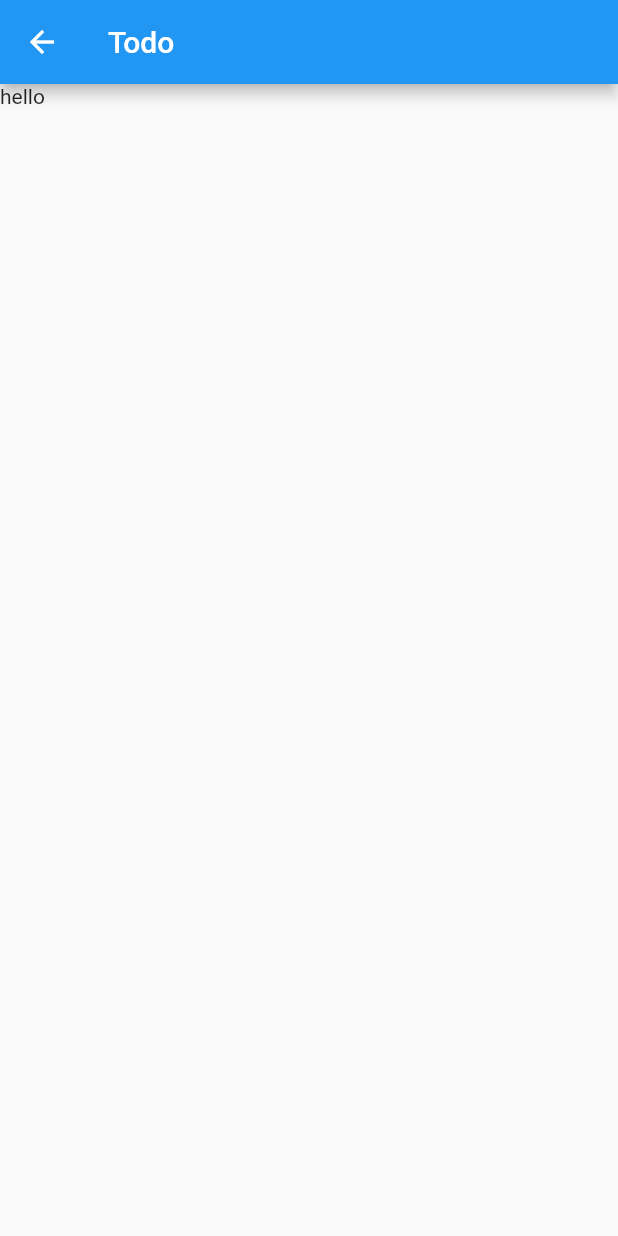
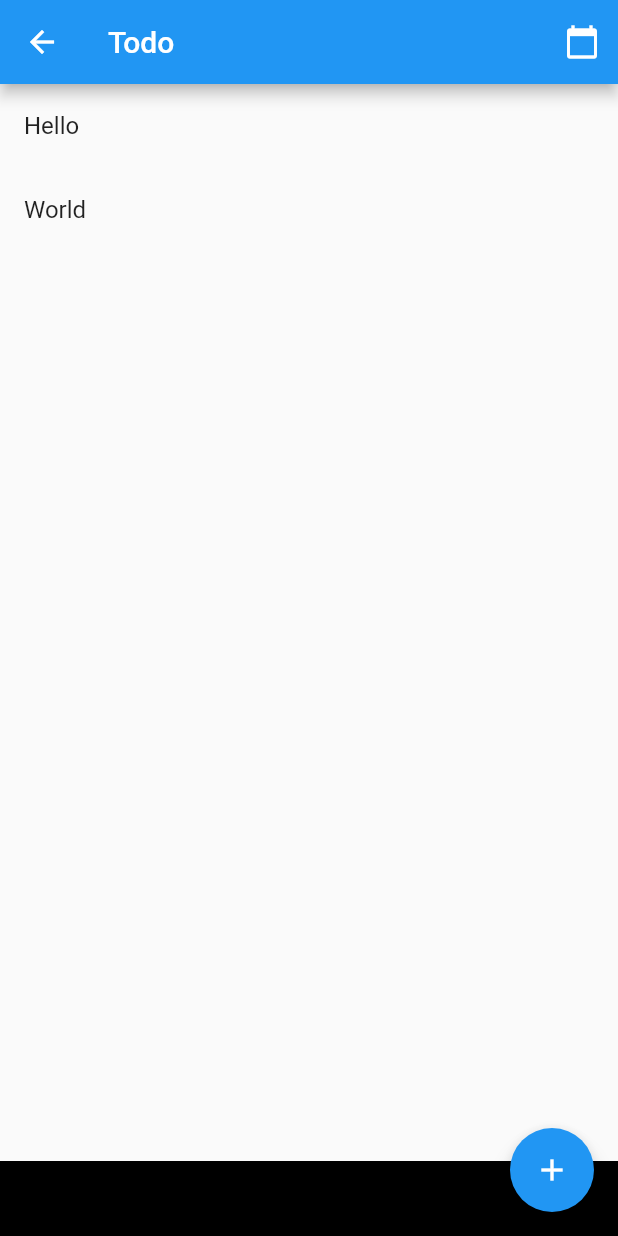
Before and after one commit to katisari/scheduler, a Flutter app: the TodoScreen screen opened by its route, on a phone screen of 412 x 824 dp. Run offline on Flutter 3.47's test engine with Material 2 defaults, Android fonts, the light colour scheme and no system bars.

Commit message:
LIST WORKS

```diff
--- a/lib/main.dart
+++ b/lib/main.dart
@@ -21,6 +21,7 @@ class MyApp extends StatelessWidget {
       routes: {
         '/': (ctx) => SurveyScreen(),
         TodoScreen.routeName: (context) => TodoScreen(),
+
       },
     );
   }
--- a/lib/screens/todo_screen.dart
+++ b/lib/screens/todo_screen.dart
@@ -1,21 +1,86 @@
 import 'package:flutter/material.dart';
 
-class TodoScreen extends StatelessWidget {
+class TodoScreen extends StatefulWidget {
   static const routeName = '/todo';
-  // final String categoryID;
-  // final String categoryTitle;
+  @override
+  _TodoScreenState createState() => _TodoScreenState();
+}
 
-  // CategoryMealsScreen(this.categoryID, this.categoryTitle);
+class _TodoScreenState extends State<TodoScreen> {
+  List<String> myItems = ["Hello", "World"];
+  TextEditingController dialogTextController = TextEditingController();
   @override
   Widget build(BuildContext context) {
     return Scaffold(
       appBar: AppBar(
         title: Text('Todo'),
+        actions: [
+          IconButton(icon: Icon(Icons.calendar_today), onPressed: () {})
+        ],
       ),
-      body: ListView(
+      body: Column(
         children: [
-          Text('hello'),
+          Expanded(
+            child: ListView.builder(
+              itemCount: myItems.length,
+              itemBuilder: (context, index) {
+                final item = myItems[index];
+                return Dismissible(
+                  key: Key(item),
+                  background: Container(color: Colors.red),
+                  onDismissed: (direction) {
+                    setState(() {
+                      myItems.removeAt(index);
+                    });
+                  },
+                  child: ListTile(
+                    title: Text('$item'),
+                  ),
+                );
+              },
+            ),
+          ),
+          Visibility(
+            child: Container(
+              height: 50.0,
+              color: Colors.black,
+            ),
+          )
         ],
+      ),
+      floatingActionButton: FloatingActionButton(
+        onPressed: () async {
+          dialogTextController.clear();
+          bool shouldUpdate = await showDialog(
+            barrierDismissible: false,
+            context: this.context,
+            builder: (BuildContext context) => AlertDialog(
+              title: Text('New task'),
+              content: TextFormField(
+                controller: dialogTextController,
+              ),
+              actions: [
+                FlatButton(
+                  onPressed: () {
+                    Navigator.of(context).pop();
+                  },
+                  child: Text('Cancel'),
+                ),
+                FlatButton(
+                  onPressed: () {
+                    Navigator.of(context).pop();
+                    setState(() {
+                      myItems.add(dialogTextController.text);
+                    });
+                  },
+                  child: Text('Add'),
+                )
+              ],
+            ),
+          );
+        },
+        child: Icon(Icons.add),
+        backgroundColor: Colors.blue,
       ),
     );
   }
```
Also changed, not shown: lib/screens/calendar_screen.dart (added, +93 -0 lines), lib/screens/survey_screen.dart (+16 -8 lines).
